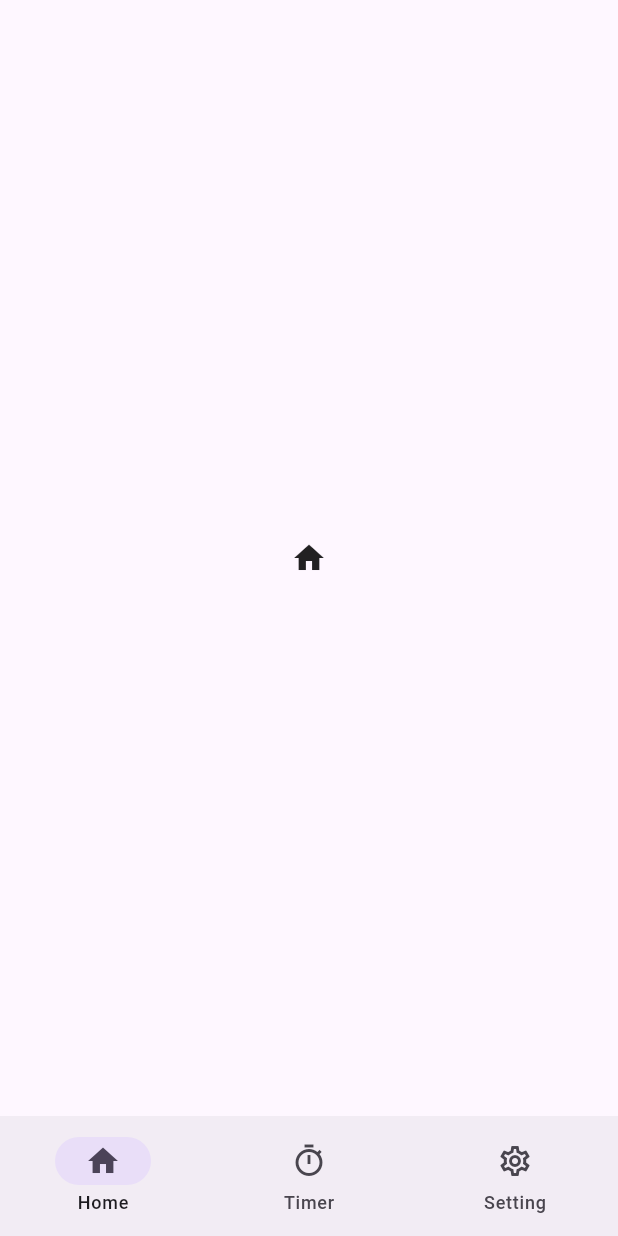
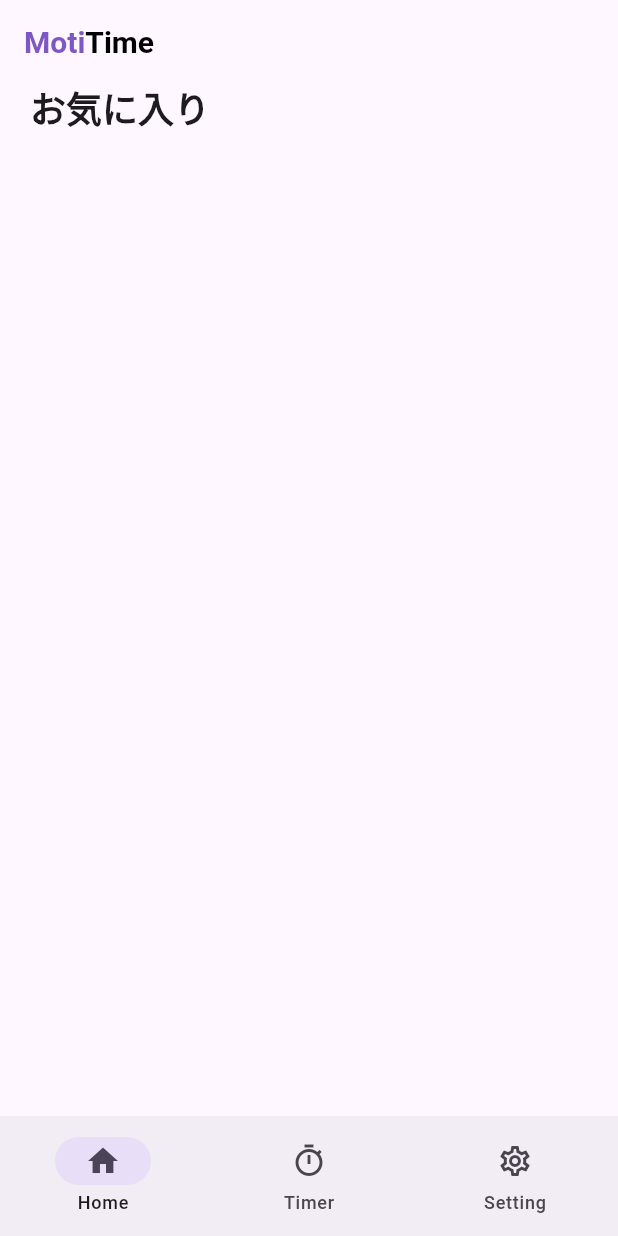
Before and after one commit to ten66/timer_app, a Flutter app: the screen it shows after launch, on a phone screen of 412 x 824 dp. Run offline on Flutter 3.47's test engine with Material 2 defaults, Android fonts, the phone set to English and light mode, and no system bars; our stand-ins replace flutter_riverpod, riverpod_annotation; generated files the repository leaves out were written again.

Commit message:
add: #5 appbarとお気に入りtext

```diff
--- a/lib/screens/home_screen.dart
+++ b/lib/screens/home_screen.dart
@@ -5,9 +5,42 @@ class HomeScreen extends StatelessWidget {
 
   @override
   Widget build(BuildContext context) {
-    return Container(
-      alignment: Alignment.center,
-      child: const Icon(Icons.home),
+    return Scaffold(
+      appBar: AppBar(
+        // title: const Text('Moti Timer'),
+        title: RichText(
+          text: TextSpan(
+            style: const TextStyle(
+              fontWeight: FontWeight.bold,
+              fontSize: 20,
+            ),
+            children: [
+              TextSpan(
+                text: 'Moti',
+                style: TextStyle(color: Colors.deepPurple[400]),
+              ),
+              const TextSpan(
+                text: 'Time',
+                style: TextStyle(color: Colors.black),
+              ),
+            ],
+          ),
+        ),
+      ),
+      body: Column(
+        children: [
+          Padding(
+            padding: const EdgeInsets.symmetric(horizontal: 20),
+            child: Text(
+              'お気に入り',
+              style: Theme.of(context)
+                  .textTheme
+                  .headlineSmall!
+                  .copyWith(fontWeight: FontWeight.bold),
+            ),
+          ),
+        ],
+      ),
     );
   }
 }
```
